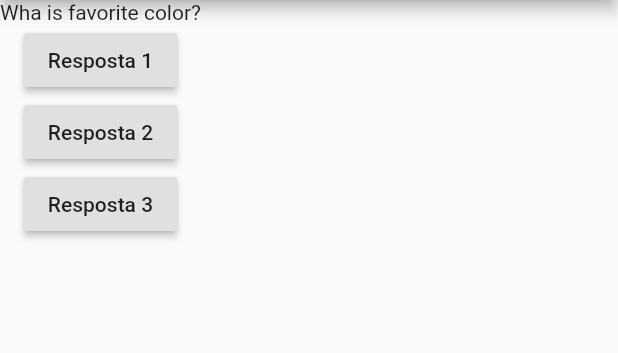
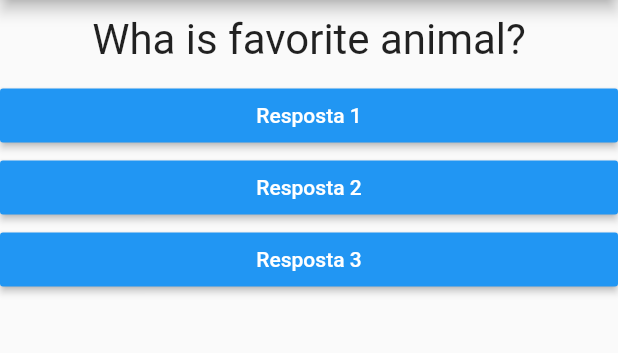
Before and after one commit to DavidCarrilho/projeto_perguntas, a Flutter app: the screen it shows after launch, after a tap on "Resposta 1", on a phone screen of 412 x 824 dp, the part 84-437 px from its top. Run offline on Flutter 3.47's test engine with Material 2 defaults, Android fonts, the phone set to English and light mode, and no system bars.

Commit message:
feat: create components button with loading and create ansert component

```diff
--- /dev/null
+++ b/lib/components/answer.dart
@@ -0,0 +1,24 @@
+import 'package:flutter/material.dart';
+
+class Answer extends StatelessWidget {
+  final String text;
+  final void Function() onSelected;
+
+  Answer({
+    this.text,
+    this.onSelected,
+  });
+
+  @override
+  Widget build(BuildContext context) {
+    return Container(
+      width: double.infinity,
+      child: RaisedButton(
+        color: Colors.blue,
+        textColor: Colors.white,
+        child: Text(text),
+        onPressed: onSelected,
+      ),
+    );
+  }
+}
--- a/lib/components/button_with_loading.dart
+++ b/lib/components/button_with_loading.dart
@@ -82,7 +82,7 @@ class _ButtonWithLoadingState extends State<ButtonWithLoading>
                     value: !widget.isLoading
                         ? 0.0
                         : _animation.value,
-                    minHeight: 60.0,
+                    // minHeight: 60.0,
                     backgroundColor: Colors.yellow,
                     valueColor: const AlwaysStoppedAnimation((Colors.amber)),
                   );
--- /dev/null
+++ b/lib/components/question.dart
@@ -0,0 +1,20 @@
+import 'package:flutter/material.dart';
+
+class Question extends StatelessWidget {
+  final String text;
+
+  Question(this.text);
+
+  @override
+  Widget build(BuildContext context) {
+    return Container(
+      margin: const EdgeInsets.all(10.0),
+      width: double.infinity,
+      child: Text(
+        text,
+        style: TextStyle(fontSize: 28.0),
+        textAlign: TextAlign.center,
+      ),
+    );
+  }
+}
--- a/lib/main.dart
+++ b/lib/main.dart
@@ -1,12 +1,10 @@
 import 'package:flutter/material.dart';
+import 'package:projeto_perguntas/components/answer.dart';
 import 'dart:developer' as developer;
 
+import 'package:projeto_perguntas/components/question.dart';
+
 main() => runApp(PerguntaApp());
-
-class PerguntaApp extends StatefulWidget {
-  @override
-  State<PerguntaApp> createState() => _PerguntaAppState();
-}
 
 class _PerguntaAppState extends State<PerguntaApp> {
   final List<String> perguntas = [
@@ -14,17 +12,17 @@ class _PerguntaAppState extends State<PerguntaApp> {
     'Wha is favorite animal?',
   ];
 
-  final perguntaSelecionada = 0;
+  var _perguntaSelecionada = 0;
 
-  void responder() {
-    // perguntaSelecionada++;
+  void _responder() {
+    setState(() => _perguntaSelecionada++);
     developer.log(
-      'Pergunta respondida $perguntaSelecionada',
+      'Pergunta respondida $_perguntaSelecionada',
       name: 'method responder',
     );
   }
 
- Widget build(BuildContext context) {
+  Widget build(BuildContext context) {
     return MaterialApp(
       home: Scaffold(
         appBar: AppBar(
@@ -33,19 +31,18 @@ class _PerguntaAppState extends State<PerguntaApp> {
         ),
         body: Column(
           children: <Widget>[
-            Text(perguntas[perguntaSelecionada]),
-            RaisedButton(
-              child: Text('Resposta 1'),
-              onPressed: responder,
-            ),
-            RaisedButton(child: Text('Resposta 2'), onPressed: responder),
-            RaisedButton(
-              child: Text('Resposta 3'),
-              onPressed: responder,
-            ),
+            Question(perguntas[_perguntaSelecionada]),
+            Answer(text: 'Resposta 1', onSelected: _responder,),
+            Answer(text: 'Resposta 2', onSelected: _responder,),
+            Answer(text: 'Resposta 3', onSelected: _responder,),
           ],
         ),
       ),
     );
   }
 }
+
+class PerguntaApp extends StatefulWidget {
+  @override
+  State<PerguntaApp> createState() => _PerguntaAppState();
+}
```
